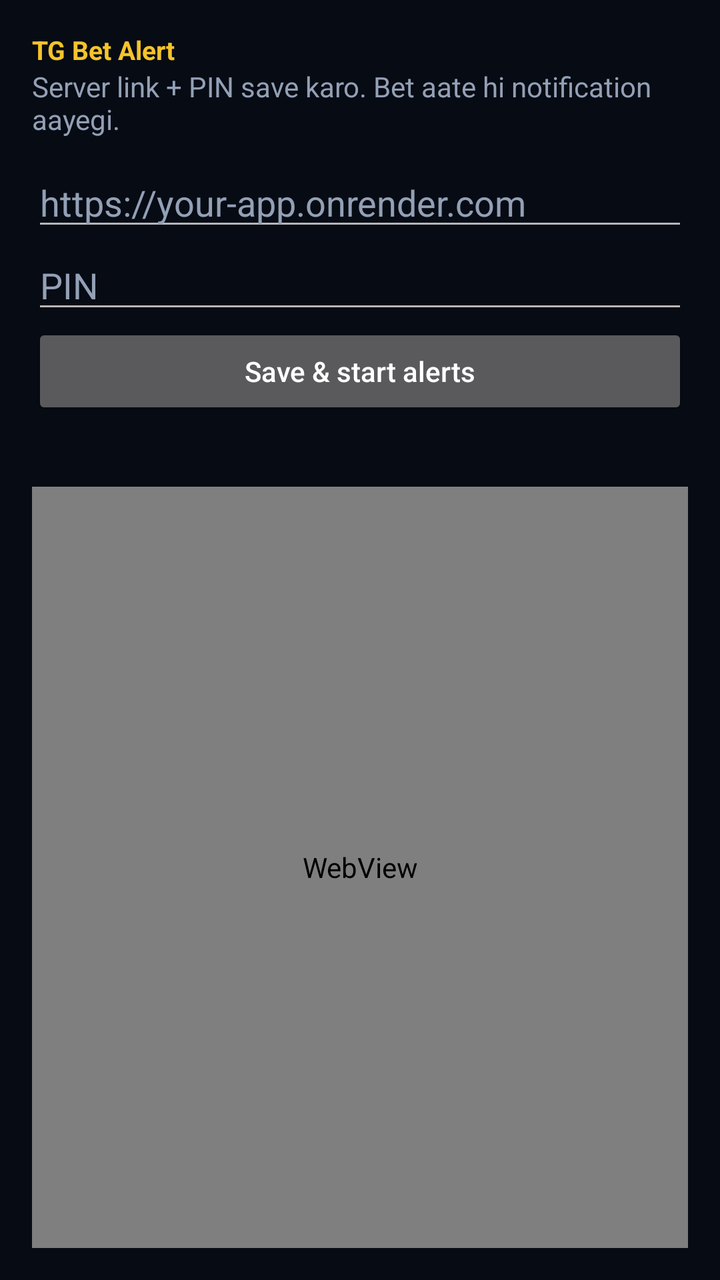
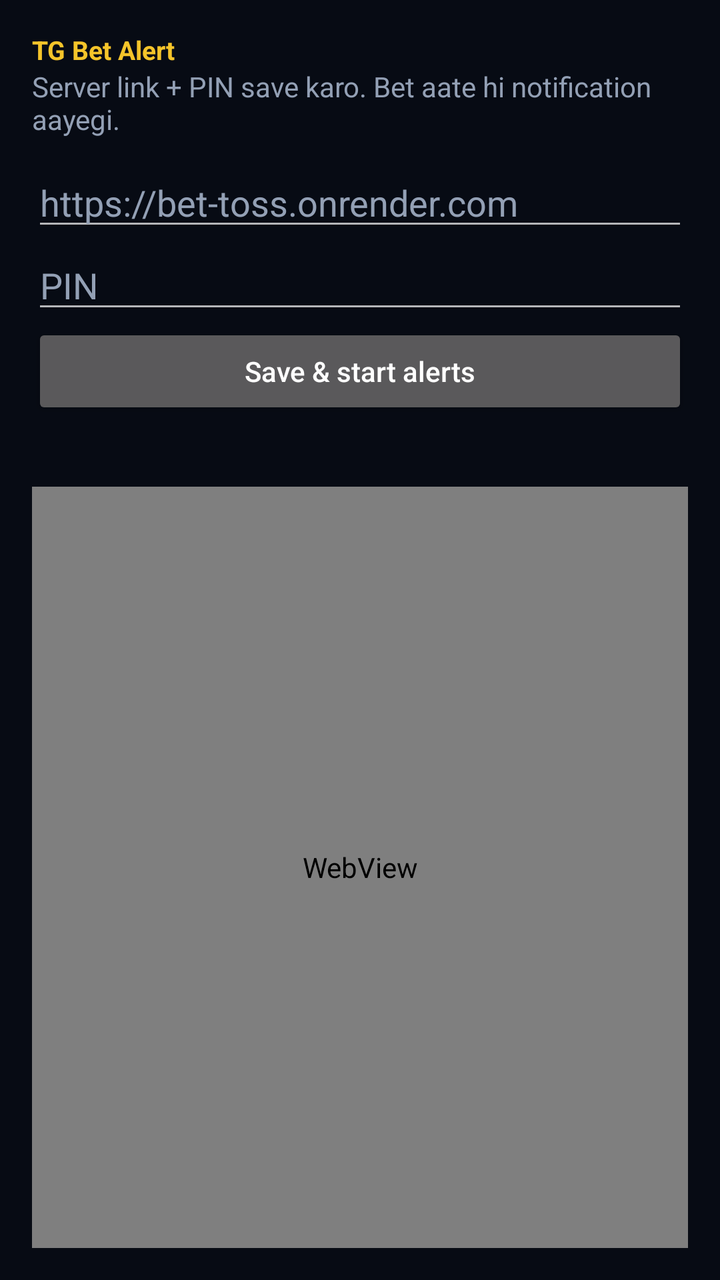

Two renders of the same Android screen: before a commit and after it. Below are the layout's source before the change and the commit's diff.
<!-- AndroidManifest.xml: application theme Theme.TgBetAlert -->
<!-- res/layout/activity_main.xml -->
<?xml version="1.0" encoding="utf-8"?>
<LinearLayout xmlns:android="http://schemas.android.com/apk/res/android"
    android:layout_width="match_parent"
    android:layout_height="match_parent"
    android:background="#070B14"
    android:orientation="vertical"
    android:padding="16dp">

    <TextView
        android:layout_width="match_parent"
        android:layout_height="wrap_content"
        android:text="TG Bet Alert"
        android:textColor="#F5C42A"
        android:textSize="13sp"
        android:textStyle="bold" />

    <TextView
        android:layout_width="match_parent"
        android:layout_height="wrap_content"
        android:layout_marginBottom="10dp"
        android:text="Server link + PIN save karo. Bet aate hi notification aayegi."
        android:textColor="#93A0B5"
        android:textSize="14sp" />

    <EditText
        android:id="@+id/urlInput"
        android:layout_width="match_parent"
        android:layout_height="wrap_content"
        android:hint="https://your-app.onrender.com"
        android:importantForAutofill="no"
        android:inputType="textUri"
        android:textColor="#F4F7FB"
        android:textColorHint="#93A0B5" />

    <EditText
        android:id="@+id/pinInput"
        android:layout_width="match_parent"
        android:layout_height="wrap_content"
        android:hint="PIN"
        android:importantForAutofill="no"
        android:inputType="numberPassword"
        android:textColor="#F4F7FB"
        android:textColorHint="#93A0B5" />

    <Button
        android:id="@+id/startBtn"
        android:layout_width="match_parent"
        android:layout_height="wrap_content"
        android:text="Save &amp; start alerts"
        android:textAllCaps="false" />

    <TextView
        android:id="@+id/statusText"
        android:layout_width="match_parent"
        android:layout_height="wrap_content"
        android:paddingTop="8dp"
        android:textColor="#3EE0B0"
        android:textSize="13sp" />

    <WebView
        android:id="@+id/web"
        android:layout_width="match_parent"
        android:layout_height="0dp"
        android:layout_marginTop="8dp"
        android:layout_weight="1" />
</LinearLayout>
<!-- resources referenced by this layout -->
<resources>
  <style name="Theme.TgBetAlert" parent="Theme.AppCompat.NoActionBar">
          <item name="android:statusBarColor">#070B14</item>
          <item name="android:navigationBarColor">#070B14</item>
          <item name="android:windowBackground">#070B14</item>
          <item name="colorPrimary">#F5C42A</item>
          <item name="colorPrimaryDark">#070B14</item>
      </style>
</resources>

<!-- the commit's change to res/layout/activity_main.xml (unified diff, before → after) -->
@@ -26,7 +26,7 @@
         android:id="@+id/urlInput"
         android:layout_width="match_parent"
         android:layout_height="wrap_content"
-        android:hint="https://your-app.onrender.com"
+        android:hint="https://bet-toss.onrender.com"
         android:importantForAutofill="no"
         android:inputType="textUri"
         android:textColor="#F4F7FB"
